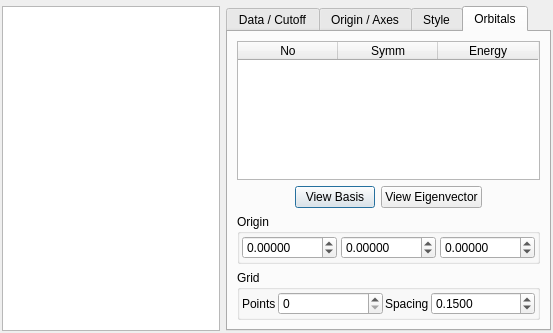
Old version of the form src/gui/grids.ui in the repository trisyoungs/aten.
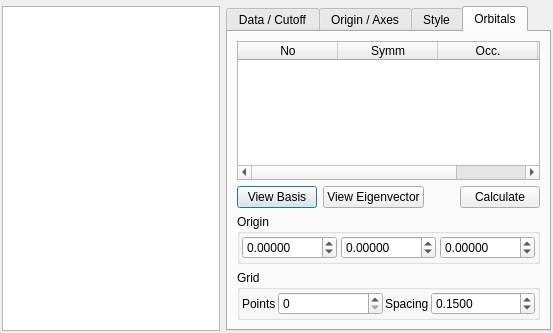
New version of the form. The open tabs and pages were chosen to show the change. Icons and pictures are not drawn. Custom widgets are drawn as their Qt base class.

The edit to the form file:
```diff
--- a/src/gui/grids.ui
+++ b/src/gui/grids.ui
@@ -1036,6 +1036,14 @@
         </layout>
        </widget>
        <widget class="QWidget" name="OrbitalsPage" >
+        <property name="geometry" >
+         <rect>
+          <x>0</x>
+          <y>0</y>
+          <width>337</width>
+          <height>285</height>
+         </rect>
+        </property>
         <attribute name="title" >
          <string>Orbitals</string>
         </attribute>
@@ -1058,6 +1066,11 @@
              <string>Symm</string>
             </property>
            </column>
+           <column>
+            <property name="text" >
+             <string>Occ.</string>
+            </property>
+           </column>
            <column>
             <property name="text" >
              <string>Energy</string>
@@ -1067,19 +1080,6 @@
          </item>
          <item>
           <layout class="QHBoxLayout" name="horizontalLayout_5" >
-           <item>
-            <spacer name="horizontalSpacer" >
-             <property name="orientation" >
-              <enum>Qt::Horizontal</enum>
-             </property>
-             <property name="sizeHint" stdset="0" >
-              <size>
-               <width>13</width>
-               <height>20</height>
-              </size>
-             </property>
-            </spacer>
-           </item>
            <item>
             <widget class="QPushButton" name="ViewBasisButton" >
              <property name="text" >
@@ -1107,6 +1107,13 @@
              </property>
             </spacer>
            </item>
+           <item>
+            <widget class="QPushButton" name="OrbitalCalculateButton" >
+             <property name="text" >
+              <string>Calculate</string>
+             </property>
+            </widget>
+           </item>
           </layout>
          </item>
          <item>
```
Left out of the diff: 4 changed lines with no effect on the pictures.
